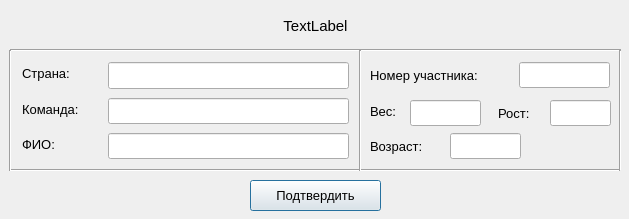
Before: the Qt Designer form Lab2Task1_2/newplayer.ui in petrzhal/cpp-labs, drawn with Qt 5.
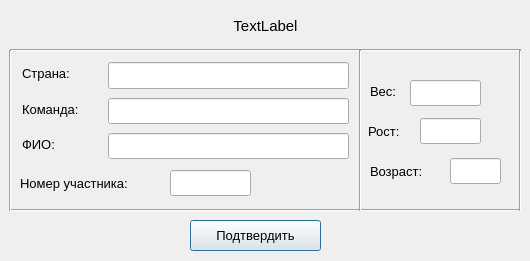
After: the same form once the commit is applied.

Patch:
```diff
--- a/Lab2Task1_2/newplayer.ui
+++ b/Lab2Task1_2/newplayer.ui
@@ -6,8 +6,8 @@
    <rect>
     <x>0</x>
     <y>0</y>
-    <width>629</width>
-    <height>219</height>
+    <width>530</width>
+    <height>261</height>
    </rect>
   </property>
   <property name="windowTitle">
@@ -16,8 +16,8 @@
   <widget class="QPushButton" name="pushButton_confirm">
    <property name="geometry">
     <rect>
-     <x>250</x>
-     <y>180</y>
+     <x>190</x>
+     <y>220</y>
      <width>131</width>
      <height>31</height>
     </rect>
@@ -118,8 +118,8 @@
   <widget class="QLabel" name="label_number">
    <property name="geometry">
     <rect>
-     <x>370</x>
-     <y>62</y>
+     <x>20</x>
+     <y>170</y>
      <width>141</width>
      <height>26</height>
     </rect>
@@ -137,7 +137,7 @@
    <property name="geometry">
     <rect>
      <x>370</x>
-     <y>133</y>
+     <y>158</y>
      <width>66</width>
      <height>26</height>
     </rect>
@@ -154,8 +154,8 @@
   <widget class="QLabel" name="label_height">
    <property name="geometry">
     <rect>
-     <x>498</x>
-     <y>100</y>
+     <x>368</x>
+     <y>118</y>
      <width>39</width>
      <height>26</height>
     </rect>
@@ -187,9 +187,9 @@
   <widget class="QLineEdit" name="lineEdit_number">
    <property name="geometry">
     <rect>
-     <x>519</x>
-     <y>62</y>
-     <width>91</width>
+     <x>170</x>
+     <y>170</y>
+     <width>81</width>
      <height>26</height>
     </rect>
    </property>
@@ -203,8 +203,8 @@
    <property name="geometry">
     <rect>
      <x>450</x>
-     <y>133</y>
-     <width>71</width>
+     <y>158</y>
+     <width>51</width>
      <height>26</height>
     </rect>
    </property>
@@ -217,8 +217,8 @@
   <widget class="QLineEdit" name="lineEdit_height">
    <property name="geometry">
     <rect>
-     <x>550</x>
-     <y>100</y>
+     <x>420</x>
+     <y>118</y>
      <width>61</width>
      <height>26</height>
     </rect>
@@ -233,7 +233,7 @@
    <property name="geometry">
     <rect>
      <x>370</x>
-     <y>98</y>
+     <y>78</y>
      <width>31</width>
      <height>26</height>
     </rect>
@@ -251,7 +251,7 @@
    <property name="geometry">
     <rect>
      <x>410</x>
-     <y>100</y>
+     <y>80</y>
      <width>71</width>
      <height>26</height>
     </rect>
@@ -267,7 +267,7 @@
     <rect>
      <x>10</x>
      <y>10</y>
-     <width>611</width>
+     <width>511</width>
      <height>31</height>
     </rect>
    </property>
@@ -288,7 +288,7 @@
     <rect>
      <x>10</x>
      <y>40</y>
-     <width>611</width>
+     <width>511</width>
      <height>21</height>
     </rect>
    </property>
@@ -300,8 +300,8 @@
    <property name="geometry">
     <rect>
      <x>10</x>
-     <y>160</y>
-     <width>611</width>
+     <y>200</y>
+     <width>511</width>
      <height>21</height>
     </rect>
    </property>
@@ -315,7 +315,7 @@
      <x>0</x>
      <y>50</y>
      <width>20</width>
-     <height>121</height>
+     <height>161</height>
     </rect>
    </property>
    <property name="orientation">
@@ -325,10 +325,10 @@
   <widget class="Line" name="line_4">
    <property name="geometry">
     <rect>
-     <x>610</x>
+     <x>510</x>
      <y>50</y>
      <width>20</width>
-     <height>121</height>
+     <height>161</height>
     </rect>
    </property>
    <property name="orientation">
@@ -341,7 +341,7 @@
      <x>350</x>
      <y>50</y>
      <width>20</width>
-     <height>121</height>
+     <height>161</height>
     </rect>
    </property>
    <property name="orientation">
```
